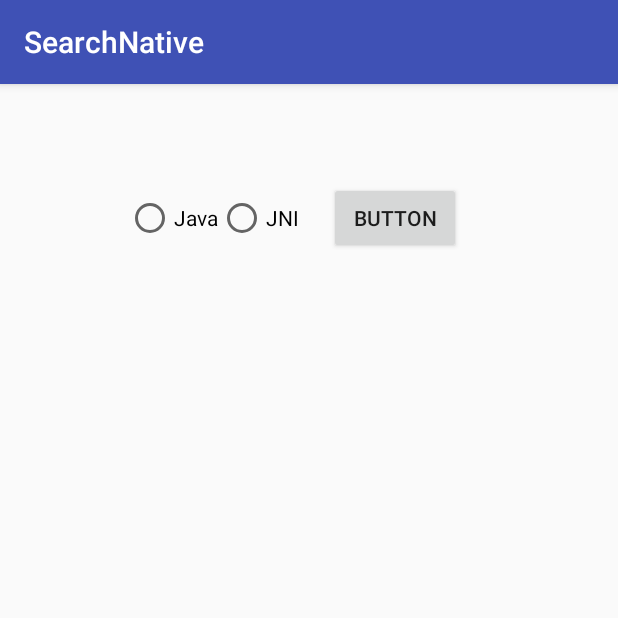
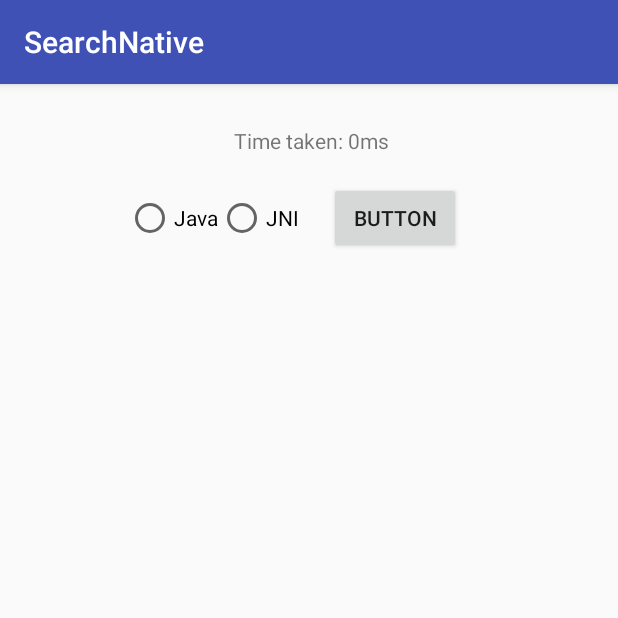
Before and after one commit to shobhitagarwal1612/SearchNative, an Android app: the screen it shows after launch (MainActivity), after a tap on "BUTTON", on a phone screen of 412 x 824 dp, the top half of it. Run offline under Robolectric (Android 15) with nearby library versions, the phone set to English and light mode, and no system bars; 1 statement that could not run was skipped.

Commit message:
Adds elapsed time to the result

```diff
--- a/app/src/main/java/searchnative/example/com/searchnative/MainActivity.java
+++ b/app/src/main/java/searchnative/example/com/searchnative/MainActivity.java
@@ -6,6 +6,8 @@ import android.view.View;
 import android.widget.Button;
 import android.widget.RadioGroup;
 import android.widget.TextView;
+
+import java.util.Locale;
 
 public class MainActivity extends AppCompatActivity implements View.OnClickListener {
 
@@ -33,6 +35,7 @@ public class MainActivity extends AppCompatActivity implements View.OnClickListe
         String stringToSearch = "some1";
 
         String text = "";
+        long time = System.currentTimeMillis();
         switch (type.getCheckedRadioButtonId()) {
             case R.id.typeJava:
                 text = searchLib.stringFromJava(textString, stringToSearch);
@@ -42,7 +45,8 @@ public class MainActivity extends AppCompatActivity implements View.OnClickListe
                 text = searchLib.stringFromJNI(textString, stringToSearch);
                 break;
         }
+        time = System.currentTimeMillis() - time;
 
-        textView.setText(text);
+        textView.setText(String.format(Locale.getDefault(), getString(R.string.result), text, time));
     }
 }
--- a/app/src/main/res/values/strings.xml
+++ b/app/src/main/res/values/strings.xml
@@ -1,3 +1,4 @@
 <resources>
     <string name="app_name">SearchNative</string>
+    <string name="result">%s  Time taken: %dms</string>
 </resources>
```
